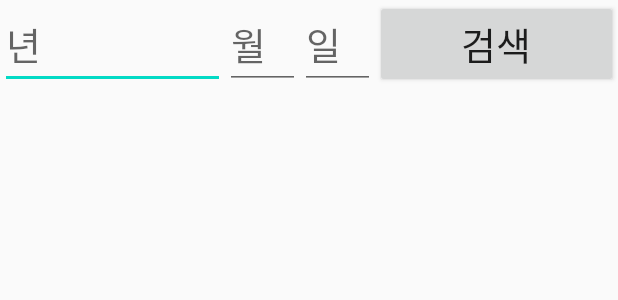
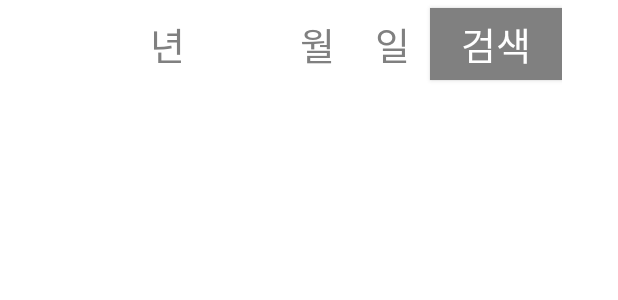
Before and after one commit to hxxnxxa/androidMovie, an Android app: the layout activity_main.xml on its own in the app's theme, with its tools: preview values and no code run, on a phone screen of 412 x 824 dp. Shown: the top 300 px of the screen. Run offline under Robolectric (Android 15) with nearby library versions, the phone set to English and light mode, and no system bars; network calls fail.

```diff
--- a/app/src/main/res/layout/activity_main.xml
+++ b/app/src/main/res/layout/activity_main.xml
@@ -3,7 +3,14 @@
     xmlns:tools="http://schemas.android.com/tools"
     android:layout_width="match_parent"
     android:layout_height="match_parent"
+    android:background="@color/white"
     tools:context=".MainActivity">
+
+    <RelativeLayout
+        android:id="@+id/layoutSearch"
+        android:layout_width="wrap_content"
+        android:layout_height="wrap_content"
+        android:layout_centerHorizontal="true">
 
         <EditText
         android:id="@+id/year_et"
@@ -12,6 +19,9 @@
         android:hint="년"
         android:inputType="number"
         android:maxLines="1"
+        android:gravity="center"
+        android:textColor="@color/black"
+        android:textColorHint="@color/grey"
         android:textSize="25sp" />
 
         <EditText
@@ -21,8 +31,12 @@
             android:layout_toRightOf="@+id/year_et"
             android:hint="월"
             android:inputType="number"
+            android:gravity="center"
+            android:textColor="@color/black"
+            android:textColorHint="@color/grey"
             android:maxLines="1"
-        android:textSize="25sp" />
+            android:textSize="25sp"
+            android:autofillHints="" />
 
         <EditText
             android:id="@+id/date_et"
@@ -31,22 +45,29 @@
             android:layout_toRightOf="@+id/month_et"
             android:hint="일"
             android:inputType="number"
+            android:textColorHint="@color/grey"
+            android:gravity="center"
+            android:textColor="@color/black"
             android:maxLines="1"
             android:textSize="25sp" />
 
         <Button
             android:id="@+id/search_bt"
-        android:layout_width="match_parent"
+            android:layout_width="wrap_content"
             android:layout_height="wrap_content"
             android:layout_toRightOf="@+id/date_et"
             android:text="검색"
+            android:layout_centerVertical="true"
+            android:background="@color/grey"
             android:textSize="25sp" />
+
+    </RelativeLayout>
 
     <ListView
         android:id="@+id/lv"
         android:layout_width="match_parent"
         android:layout_height="match_parent"
-        android:layout_below="@+id/search_bt"
+        android:layout_below="@+id/layoutSearch"
         android:layout_marginTop="10dp"
         android:layout_marginBottom="10dp" />
 
--- a/app/src/main/res/values/colors.xml
+++ b/app/src/main/res/values/colors.xml
@@ -3,4 +3,13 @@
     <color name="colorPrimary">#6200EE</color>
     <color name="colorPrimaryDark">#3700B3</color>
     <color name="colorAccent">#03DAC5</color>
+    <color name="white">#FFFFFFFF</color>
+    <color name="black">#000000</color>
+    <color name="indianred">#CD5C5C</color>
+    <color name="midnightblue">#191970</color>
+    <color name="plum">#DDA0DD</color>
+    <color name="lightgrey">#D3D3D3</color>
+    <color name="powerblue">#B0E0E6</color>
+    <color name="grey">#808080</color>
+
 </resources>
--- a/app/src/main/res/values/styles.xml
+++ b/app/src/main/res/values/styles.xml
@@ -1,10 +1,10 @@
 <resources>
     <!-- Base application theme. -->
-    <style name="AppTheme" parent="Theme.AppCompat.Light.DarkActionBar">
+    <style name="AppTheme" parent="Theme.AppCompat.NoActionBar">
         <!-- Customize your theme here. -->
-        <item name="colorPrimary">@color/colorPrimary</item>
-        <item name="colorPrimaryDark">@color/colorPrimaryDark</item>
-        <item name="colorAccent">@color/colorAccent</item>
+        <item name="colorPrimary">@color/white</item>
+        <item name="colorPrimaryDark">@color/white</item>
+        <item name="colorAccent">@color/white</item>
     </style>
 
 </resources>
```
Also changed, not shown: app/src/main/AndroidManifest.xml (+4 -3 lines), app/src/main/java/com/real/movie/DetailActivity.java (deleted, +0 -108 lines), app/src/main/java/com/real/movie/MainActivity.java (+4 -7 lines), app/src/main/java/com/real/movie/SplashActivity.java (added, +38 -0 lines), app/src/main/res/layout/activity_detail.xml (deleted, +0 -86 lines), app/src/main/res/layout/activity_splash.xml (added, +27 -0 lines), app/src/main/res/layout/item.xml (+8 -3 lines), app/src/main/res/drawable-xxhdpi/icon_splash.png (added), 1 other file. Lines whose indentation alone changed are shown as unchanged.
